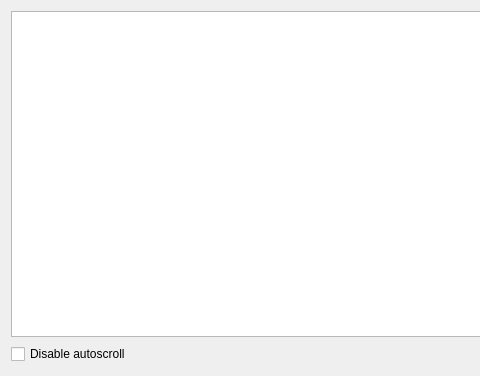
kernel1024/jpreader, file logdisplay.ui: the form before one commit; both pictures show x 0 to 480 and y 0 to 376 of the 736 by 376 pixel window.
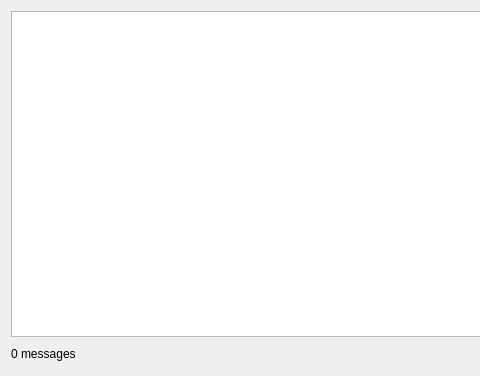
The form after the commit.

Commit message: Removed unused autoscroll control checkbox from log viewer.

The edit to the form file:
```diff
--- a/logdisplay.ui
+++ b/logdisplay.ui
@@ -24,9 +24,9 @@
    <item>
     <layout class="QHBoxLayout" name="horizontalLayout">
      <item>
-      <widget class="QCheckBox" name="checkScrollLock">
+      <widget class="QLabel" name="linesCount">
        <property name="text">
-        <string>Disable autoscroll</string>
+        <string>0 messages</string>
        </property>
       </widget>
      </item>
```
Left out of the diff: 1 changed line with no effect on the pictures. The commit also changes 1 other file.
